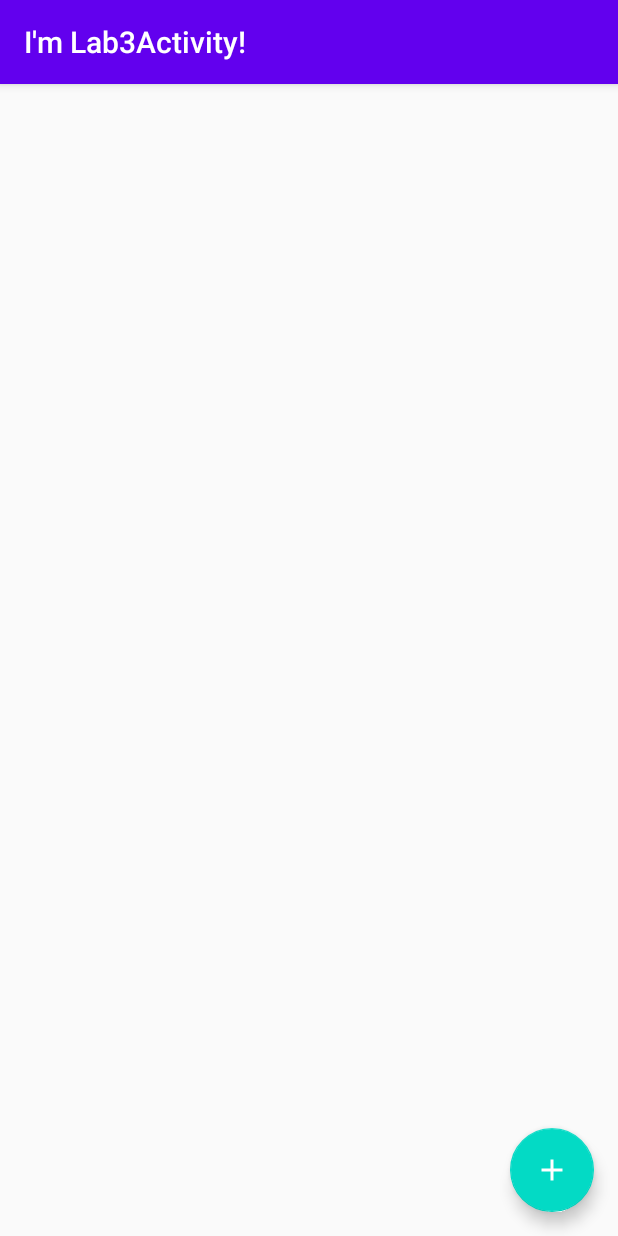
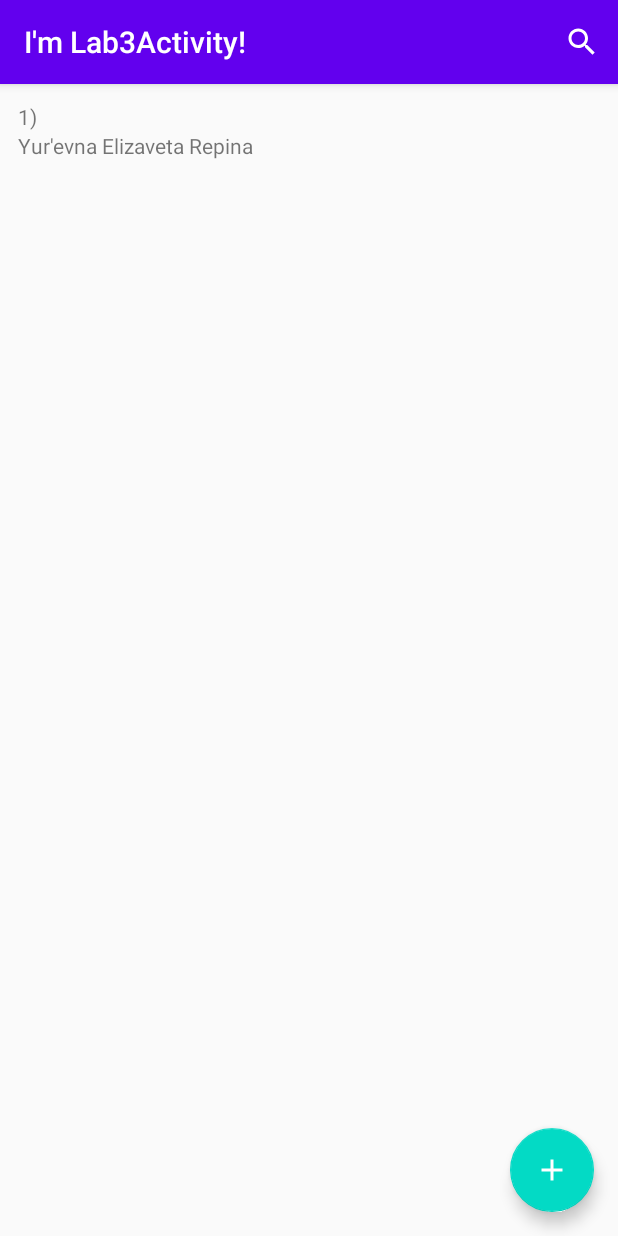
Before and after one commit to Elizaveta999R/AndroidStud, an Android app: the Lab3Activity screen opened directly, with no data from a screen before it, on a phone screen of 412 x 824 dp. Run offline under Robolectric (Android 15) with nearby library versions, the phone set to English and light mode, and no system bars.

Commit message:
3 lab v2

```diff
--- a/lab3/src/main/java/ru/tpu/lab3/Lab3Activity.java
+++ b/lab3/src/main/java/ru/tpu/lab3/Lab3Activity.java
@@ -3,9 +3,12 @@ package ru.tpu.lab3;
 import android.content.Context;
 import android.content.Intent;
 import android.os.Bundle;
+import android.view.Menu;
+import android.view.MenuItem;
 
 import androidx.annotation.NonNull;
 import androidx.appcompat.app.AppCompatActivity;
+import androidx.appcompat.widget.SearchView;
 import androidx.recyclerview.widget.LinearLayoutManager;
 import androidx.recyclerview.widget.RecyclerView;
 
@@ -75,6 +78,7 @@ public class Lab3Activity extends AppCompatActivity {
         студентов, подробнее о работе адаптера в документации к классу StudentsAdapter.
          */
         list.setAdapter(studentsAdapter = new StudentsAdapter());
+        studentsCache.addStudent(new Student("Elizaveta", "Repina", "Yur'evna"));
         studentsAdapter.setStudents(studentsCache.getStudents());
 
         /*
@@ -117,4 +121,23 @@ public class Lab3Activity extends AppCompatActivity {
             list.scrollToPosition(studentsAdapter.getItemCount() - 1);
         }
     }
+    @Override
+    public boolean onCreateOptionsMenu(Menu menu) {
+        getMenuInflater().inflate(R.menu.lab3_search_menu, menu);
+        MenuItem menuItem = menu.findItem(R.id.action_search);
+        SearchView searchView = (SearchView) menuItem.getActionView();
+        searchView.setOnQueryTextListener(new SearchView.OnQueryTextListener() {
+            @Override
+            public boolean onQueryTextSubmit(String query) {
+                return false;
+            }
+
+            @Override
+            public boolean onQueryTextChange(String newText) {
+                studentsAdapter.getFilter().filter(newText);
+                return false;
+            }
+        });
+        return super.onCreateOptionsMenu(menu);
+    }
 }
--- a/lab3/src/main/java/ru/tpu/lab3/adapter/StudentsAdapter.java
+++ b/lab3/src/main/java/ru/tpu/lab3/adapter/StudentsAdapter.java
@@ -1,11 +1,19 @@
 package ru.tpu.lab3.adapter;
 
+import android.graphics.Color;
+import android.text.SpannableString;
+import android.text.Spanned;
+import android.text.style.BackgroundColorSpan;
+import android.text.style.ForegroundColorSpan;
 import android.view.ViewGroup;
+import android.widget.Filter;
+import android.widget.Filterable;
 
 import androidx.annotation.NonNull;
 import androidx.recyclerview.widget.RecyclerView;
 
 import java.util.ArrayList;
+import java.util.Collection;
 import java.util.List;
 
 import ru.tpu.lab3.Student;
@@ -49,13 +57,22 @@ import ru.tpu.lab3.Student;
  * что с ним произошло, что позволяет делать анимированные изменения в списке. При этом RecyclerView
  * всё также будет работать с теми же закэшированными ViewHolder и не будет пересоздавать все View.
  */
-public class StudentsAdapter extends RecyclerView.Adapter<RecyclerView.ViewHolder> {
+public class StudentsAdapter extends RecyclerView.Adapter<RecyclerView.ViewHolder> implements Filterable {
 
     public static final int TYPE_NUMBER = 0;
     public static final int TYPE_STUDENT = 1;
 
-    private List<Student> students = new ArrayList<>();
-
+    //private List<Student> students = new ArrayList<>();
+    private List<SpannableString> studentNames = new ArrayList<>();
+    private List<String> studentNameSearch;
+   /* public StudentsAdapter(List<Student> students) {
+        studentNames.clear();
+        for (Student student : students)
+        {
+            studentNames.add(student.lastName + " " + student.firstName + " " + student.secondName);
+        }
+        studentNameSearch.addAll(studentNames);
+    }*/
     @Override
     @NonNull
     public RecyclerView.ViewHolder onCreateViewHolder(@NonNull ViewGroup parent, int viewType) {
@@ -78,9 +95,12 @@ public class StudentsAdapter extends RecyclerView.Adapter<RecyclerView.ViewHolde
                 break;
             case TYPE_STUDENT:
                 StudentHolder studentHolder = (StudentHolder) holder;
-                Student student = students.get(position / 2);
+               // Student student = students.get(position / 2);
+                SpannableString studentName = studentNames.get(position / 2);
+               // studentNames.add(student.lastName + " " + student.firstName + " " + student.secondName);
                 studentHolder.student.setText(
-                        student.lastName + " " + student.firstName + " " + student.secondName
+                        //student.lastName + " " + student.firstName + " " + student.secondName
+                        studentName
                 );
                 break;
         }
@@ -88,7 +108,7 @@ public class StudentsAdapter extends RecyclerView.Adapter<RecyclerView.ViewHolde
 
     @Override
     public int getItemCount() {
-        return students.size() * 2;
+        return studentNames.size()*2;//students.size() * 2;
     }
 
     @Override
@@ -97,6 +117,67 @@ public class StudentsAdapter extends RecyclerView.Adapter<RecyclerView.ViewHolde
     }
 
     public void setStudents(List<Student> students) {
-        this.students = students;
+       // this.students = students;
+        studentNames = new ArrayList<>();
+        studentNameSearch = new ArrayList<>();
+        for (Student student : students)
+        {
+            String name = student.lastName + " " + student.firstName + " " + student.secondName;
+            studentNames.add(new SpannableString(name));
+            studentNameSearch.add(name);
+        }
+
     }
+
+    @Override
+    public Filter getFilter() {
+        return filter;
+    }
+
+    Filter filter = new Filter() {
+        @Override
+        protected FilterResults performFiltering(CharSequence charSequence) {
+            List<SpannableString> filteredList = new ArrayList<>();
+
+            if (charSequence == null || charSequence.length() == 0) {
+                for (String s : studentNameSearch)
+                {
+                    filteredList.add(new SpannableString(s));
+                }
+
+            } else {
+                for (String name: studentNameSearch) {
+                    if (name.toLowerCase().contains(charSequence.toString().toLowerCase())) {
+                        SpannableString coloredName = new SpannableString(name);
+                        int i = 0;
+                        int lendth = charSequence.toString().length();
+                        while (name.toLowerCase().contains(charSequence.toString().toLowerCase()))
+                        {
+                            int startIndx = name.toLowerCase().indexOf(charSequence.toString().toLowerCase());
+
+
+                            BackgroundColorSpan fcs = new BackgroundColorSpan(Color.YELLOW);
+                            coloredName.setSpan(fcs,startIndx + i, lendth+startIndx + i, Spanned.SPAN_EXCLUSIVE_INCLUSIVE);
+
+                            name = name.toLowerCase().replaceFirst(charSequence.toString().toLowerCase(), "");
+                            i+=lendth;
+                        }
+                        filteredList.add(coloredName);
+
+                    }
+                }
+            }
+
+            FilterResults filterResults = new FilterResults();
+            filterResults.values = filteredList;
+            return filterResults;
+        }
+
+        @Override
+        protected void publishResults(CharSequence charSequence, FilterResults filterResults) {
+            studentNames.clear();
+            studentNames.addAll((Collection<? extends SpannableString>) filterResults.values);
+            notifyDataSetChanged();
+        }
+    };
 }
--- /dev/null
+++ b/lab3/src/main/res/drawable/lab3_ic_search_white_24dp.xml
@@ -0,0 +1,9 @@
+<vector xmlns:android="http://schemas.android.com/apk/res/android"
+    android:width="24dp"
+    android:height="24dp"
+    android:viewportWidth="24.0"
+    android:viewportHeight="24.0">
+    <path
+        android:fillColor="#fff"
+        android:pathData="M15.5,14h-0.79l-0.28,-0.27C15.41,12.59 16,11.11 16,9.5 16,5.91 13.09,3 9.5,3S3,5.91 3,9.5 5.91,16 9.5,16c1.61,0 3.09,-0.59 4.23,-1.57l0.27,0.28v0.79l5,4.99L20.49,19l-4.99,-5zM9.5,14C7.01,14 5,11.99 5,9.5S7.01,5 9.5,5 14,7.01 14,9.5 11.99,14 9.5,14z"/>
+</vector>
--- /dev/null
+++ b/lab3/src/main/res/menu/lab3_search_menu.xml
@@ -0,0 +1,13 @@
+<?xml version="1.0" encoding="utf-8"?>
+<menu xmlns:android="http://schemas.android.com/apk/res/android"
+    xmlns:app="http://schemas.android.com/apk/res-auto">
+
+    <item
+        android:id="@+id/action_search"
+        android:title="Search"
+        android:icon="@drawable/lab3_ic_search_white_24dp"
+        app:showAsAction="always|collapseActionView"
+        app:actionViewClass="androidx.appcompat.widget.SearchView"
+        />
+
+</menu>
```
